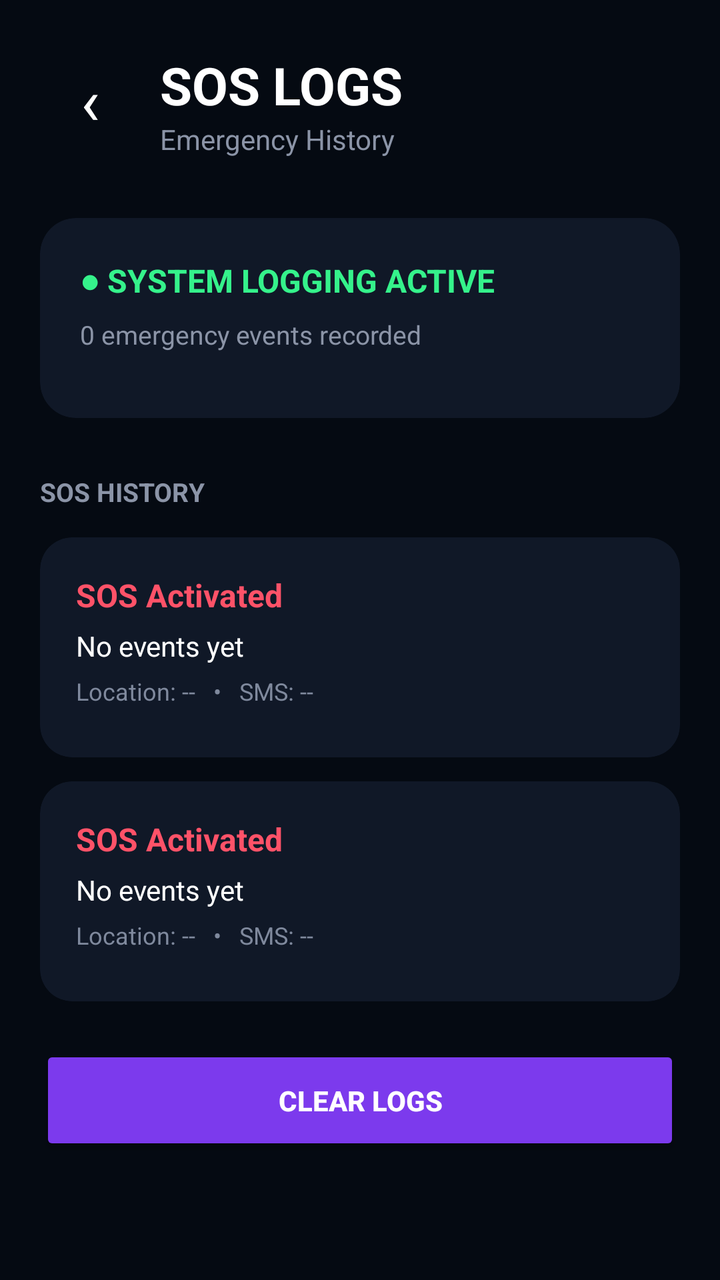
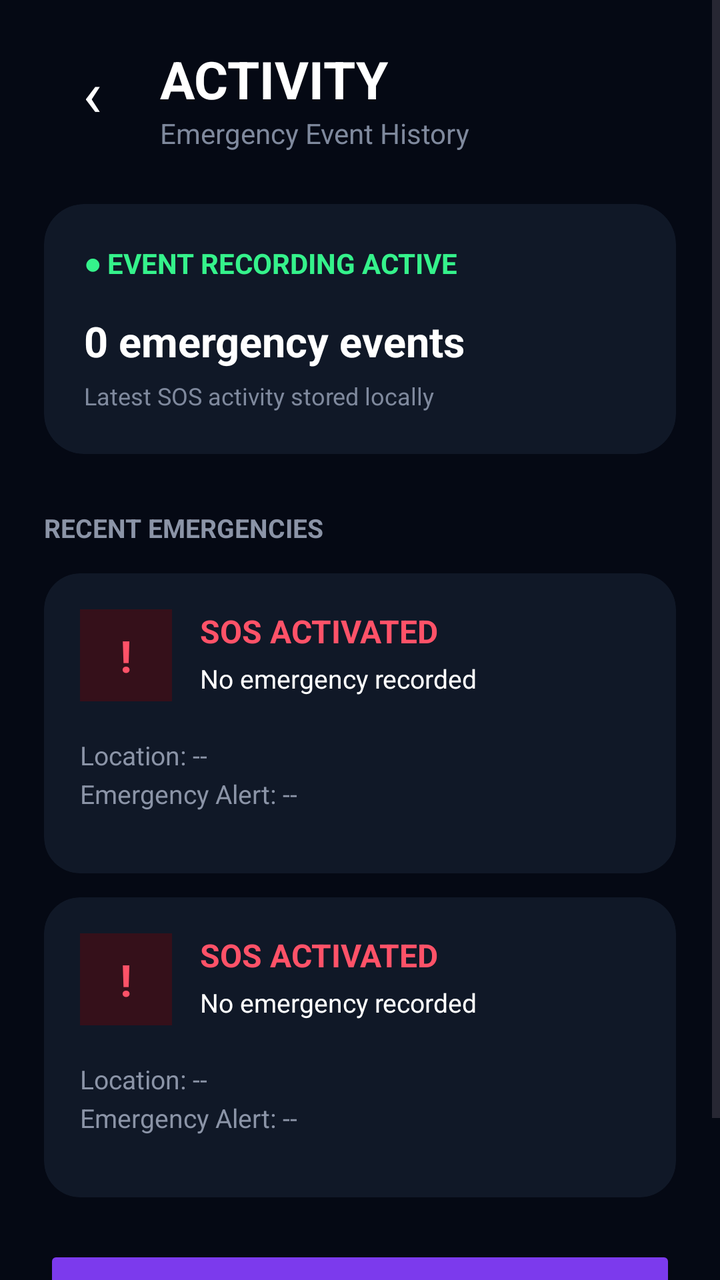

The first picture is an Android layout as it rendered before a commit; the second is the same layout after the commit. The layout source and the unified diff follow.
<!-- AndroidManifest.xml: application theme Theme._24012011230_KhaneshaHimadri_Assignment1_MAD -->
<!-- res/layout/activity_logs.xml -->
<?xml version="1.0" encoding="utf-8"?>
<androidx.constraintlayout.widget.ConstraintLayout
    xmlns:android="http://schemas.android.com/apk/res/android"
    xmlns:app="http://schemas.android.com/apk/res-auto"
    android:layout_width="match_parent"
    android:layout_height="match_parent"
    android:background="#050A12">

    

    <TextView
        android:id="@+id/tvBack"
        android:layout_width="50dp"
        android:layout_height="50dp"
        android:layout_marginStart="20dp"
        android:layout_marginTop="25dp"
        android:gravity="center"
        android:text="‹"
        android:textColor="#FFFFFF"
        android:textSize="32sp"
        android:clickable="true"
        android:focusable="true"
        app:layout_constraintStart_toStartOf="parent"
        app:layout_constraintTop_toTopOf="parent" />

    <TextView
        android:id="@+id/tvLogsTitle"
        android:layout_width="wrap_content"
        android:layout_height="wrap_content"
        android:layout_marginStart="10dp"
        android:text="SOS LOGS"
        android:textColor="#FFFFFF"
        android:textSize="26sp"
        android:textStyle="bold"
        app:layout_constraintStart_toEndOf="@id/tvBack"
        app:layout_constraintTop_toTopOf="@id/tvBack" />

    <TextView
        android:id="@+id/tvLogsSubtitle"
        android:layout_width="wrap_content"
        android:layout_height="wrap_content"
        android:text="Emergency History"
        android:textColor="#8B94A7"
        android:textSize="14sp"
        app:layout_constraintStart_toStartOf="@id/tvLogsTitle"
        app:layout_constraintTop_toBottomOf="@id/tvLogsTitle" />

    

    <androidx.cardview.widget.CardView
        android:id="@+id/cardLogStatus"
        android:layout_width="0dp"
        android:layout_height="100dp"
        android:layout_marginStart="20dp"
        android:layout_marginEnd="20dp"
        android:layout_marginTop="30dp"
        app:cardBackgroundColor="#101827"
        app:cardCornerRadius="18dp"
        app:cardElevation="0dp"
        app:layout_constraintStart_toStartOf="parent"
        app:layout_constraintEnd_toEndOf="parent"
        app:layout_constraintTop_toBottomOf="@id/tvLogsSubtitle">

        <androidx.constraintlayout.widget.ConstraintLayout
            android:layout_width="match_parent"
            android:layout_height="match_parent"
            android:padding="20dp">

            <TextView
                android:id="@+id/tvLogStatus"
                android:layout_width="wrap_content"
                android:layout_height="wrap_content"
                android:text="● SYSTEM LOGGING ACTIVE"
                android:textColor="#35F28B"
                android:textSize="16sp"
                android:textStyle="bold"
                app:layout_constraintStart_toStartOf="parent"
                app:layout_constraintTop_toTopOf="parent" />

            <TextView
                android:id="@+id/tvLogCount"
                android:layout_width="wrap_content"
                android:layout_height="wrap_content"
                android:layout_marginTop="7dp"
                android:text="0 emergency events recorded"
                android:textColor="#8B94A7"
                android:textSize="13sp"
                app:layout_constraintStart_toStartOf="parent"
                app:layout_constraintTop_toBottomOf="@id/tvLogStatus" />

        </androidx.constraintlayout.widget.ConstraintLayout>

    </androidx.cardview.widget.CardView>

    

    <TextView
        android:id="@+id/tvHistoryTitle"
        android:layout_width="wrap_content"
        android:layout_height="wrap_content"
        android:layout_marginStart="20dp"
        android:layout_marginTop="28dp"
        android:text="SOS HISTORY"
        android:textColor="#8B94A7"
        android:textSize="13sp"
        android:textStyle="bold"
        app:layout_constraintStart_toStartOf="parent"
        app:layout_constraintTop_toBottomOf="@id/cardLogStatus" />

    

    <androidx.cardview.widget.CardView
        android:id="@+id/cardLog1"
        android:layout_width="0dp"
        android:layout_height="110dp"
        android:layout_marginStart="20dp"
        android:layout_marginEnd="20dp"
        android:layout_marginTop="14dp"
        app:cardBackgroundColor="#101827"
        app:cardCornerRadius="16dp"
        app:cardElevation="0dp"
        app:layout_constraintStart_toStartOf="parent"
        app:layout_constraintEnd_toEndOf="parent"
        app:layout_constraintTop_toBottomOf="@id/tvHistoryTitle">

        <androidx.constraintlayout.widget.ConstraintLayout
            android:layout_width="match_parent"
            android:layout_height="match_parent"
            android:padding="18dp">

            <TextView
                android:id="@+id/tvLog1Title"
                android:layout_width="wrap_content"
                android:layout_height="wrap_content"
                android:text="SOS Activated"
                android:textColor="#FF5268"
                android:textSize="16sp"
                android:textStyle="bold"
                app:layout_constraintStart_toStartOf="parent"
                app:layout_constraintTop_toTopOf="parent" />

            <TextView
                android:id="@+id/tvLog1Date"
                android:layout_width="wrap_content"
                android:layout_height="wrap_content"
                android:layout_marginTop="5dp"
                android:text="No events yet"
                android:textColor="#FFFFFF"
                android:textSize="14sp"
                app:layout_constraintStart_toStartOf="parent"
                app:layout_constraintTop_toBottomOf="@id/tvLog1Title" />

            <TextView
                android:id="@+id/tvLog1Details"
                android:layout_width="wrap_content"
                android:layout_height="wrap_content"
                android:layout_marginTop="5dp"
                android:text="Location: --   •   SMS: --"
                android:textColor="#7F899D"
                android:textSize="12sp"
                app:layout_constraintStart_toStartOf="parent"
                app:layout_constraintTop_toBottomOf="@id/tvLog1Date" />

        </androidx.constraintlayout.widget.ConstraintLayout>

    </androidx.cardview.widget.CardView>

    

    <androidx.cardview.widget.CardView
        android:id="@+id/cardLog2"
        android:layout_width="0dp"
        android:layout_height="110dp"
        android:layout_marginStart="20dp"
        android:layout_marginEnd="20dp"
        android:layout_marginTop="12dp"
        app:cardBackgroundColor="#101827"
        app:cardCornerRadius="16dp"
        app:cardElevation="0dp"
        app:layout_constraintStart_toStartOf="parent"
        app:layout_constraintEnd_toEndOf="parent"
        app:layout_constraintTop_toBottomOf="@id/cardLog1">

        <androidx.constraintlayout.widget.ConstraintLayout
            android:layout_width="match_parent"
            android:layout_height="match_parent"
            android:padding="18dp">

            <TextView
                android:id="@+id/tvLog2Title"
                android:layout_width="wrap_content"
                android:layout_height="wrap_content"
                android:text="SOS Activated"
                android:textColor="#FF5268"
                android:textSize="16sp"
                android:textStyle="bold"
                app:layout_constraintStart_toStartOf="parent"
                app:layout_constraintTop_toTopOf="parent" />

            <TextView
                android:id="@+id/tvLog2Date"
                android:layout_width="wrap_content"
                android:layout_height="wrap_content"
                android:layout_marginTop="5dp"
                android:text="No events yet"
                android:textColor="#FFFFFF"
                android:textSize="14sp"
                app:layout_constraintStart_toStartOf="parent"
                app:layout_constraintTop_toBottomOf="@id/tvLog2Title" />

            <TextView
                android:id="@+id/tvLog2Details"
                android:layout_width="wrap_content"
                android:layout_height="wrap_content"
                android:layout_marginTop="5dp"
                android:text="Location: --   •   SMS: --"
                android:textColor="#7F899D"
                android:textSize="12sp"
                app:layout_constraintStart_toStartOf="parent"
                app:layout_constraintTop_toBottomOf="@id/tvLog2Date" />

        </androidx.constraintlayout.widget.ConstraintLayout>

    </androidx.cardview.widget.CardView>

    

    <Button
        android:id="@+id/btnClearLogs"
        android:layout_width="0dp"
        android:layout_height="55dp"
        android:layout_marginStart="20dp"
        android:layout_marginEnd="20dp"
        android:layout_marginTop="22dp"
        android:backgroundTint="#7C3AED"
        android:text="CLEAR LOGS"
        android:textColor="#FFFFFF"
        android:textSize="14sp"
        android:textStyle="bold"
        app:layout_constraintStart_toStartOf="parent"
        app:layout_constraintEnd_toEndOf="parent"
        app:layout_constraintTop_toBottomOf="@id/cardLog2" />

</androidx.constraintlayout.widget.ConstraintLayout>
<!-- resources referenced by this layout -->
<resources>
  <style name="Theme._24012011230_KhaneshaHimadri_Assignment1_MAD" parent="Base.Theme._24012011230_KhaneshaHimadri_Assignment1_MAD" />
  <style name="Base.Theme._24012011230_KhaneshaHimadri_Assignment1_MAD" parent="Theme.Material3.DayNight.NoActionBar">
          
          
      </style>
</resources>

<!-- the commit's change to res/layout/activity_logs.xml (unified diff, before → after) -->
@@ -1,244 +1,317 @@
 <?xml version="1.0" encoding="utf-8"?>
-<androidx.constraintlayout.widget.ConstraintLayout
+<ScrollView
     xmlns:android="http://schemas.android.com/apk/res/android"
     xmlns:app="http://schemas.android.com/apk/res-auto"
     android:layout_width="match_parent"
     android:layout_height="match_parent"
-    android:background="#050A12">
-
-    
-
-    <TextView
-        android:id="@+id/tvBack"
-        android:layout_width="50dp"
-        android:layout_height="50dp"
-        android:layout_marginStart="20dp"
-        android:layout_marginTop="25dp"
-        android:gravity="center"
-        android:text="‹"
-        android:textColor="#FFFFFF"
-        android:textSize="32sp"
-        android:clickable="true"
-        android:focusable="true"
-        app:layout_constraintStart_toStartOf="parent"
-        app:layout_constraintTop_toTopOf="parent" />
-
-    <TextView
-        android:id="@+id/tvLogsTitle"
-        android:layout_width="wrap_content"
+    android:background="#050914"
+    android:fillViewport="true">
+
+    <androidx.constraintlayout.widget.ConstraintLayout
+        android:layout_width="match_parent"
         android:layout_height="wrap_content"
-        android:layout_marginStart="10dp"
-        android:text="SOS LOGS"
-        android:textColor="#FFFFFF"
-        android:textSize="26sp"
-        android:textStyle="bold"
-        app:layout_constraintStart_toEndOf="@id/tvBack"
-        app:layout_constraintTop_toTopOf="@id/tvBack" />
-
-    <TextView
-        android:id="@+id/tvLogsSubtitle"
-        android:layout_width="wrap_content"
-        android:layout_height="wrap_content"
-        android:text="Emergency History"
-        android:textColor="#8B94A7"
-        android:textSize="14sp"
-        app:layout_constraintStart_toStartOf="@id/tvLogsTitle"
-        app:layout_constraintTop_toBottomOf="@id/tvLogsTitle" />
-
-    
-
-    <androidx.cardview.widget.CardView
-        android:id="@+id/cardLogStatus"
-        android:layout_width="0dp"
-        android:layout_height="100dp"
-        android:layout_marginStart="20dp"
-        android:layout_marginEnd="20dp"
-        android:layout_marginTop="30dp"
-        app:cardBackgroundColor="#101827"
-        app:cardCornerRadius="18dp"
-        app:cardElevation="0dp"
-        app:layout_constraintStart_toStartOf="parent"
-        app:layout_constraintEnd_toEndOf="parent"
-        app:layout_constraintTop_toBottomOf="@id/tvLogsSubtitle">
-
-        <androidx.constraintlayout.widget.ConstraintLayout
-            android:layout_width="match_parent"
-            android:layout_height="match_parent"
-            android:padding="20dp">
-
-            <TextView
-                android:id="@+id/tvLogStatus"
-                android:layout_width="wrap_content"
-                android:layout_height="wrap_content"
-                android:text="● SYSTEM LOGGING ACTIVE"
-                android:textColor="#35F28B"
-                android:textSize="16sp"
-                android:textStyle="bold"
-                app:layout_constraintStart_toStartOf="parent"
-                app:layout_constraintTop_toTopOf="parent" />
-
-            <TextView
-                android:id="@+id/tvLogCount"
-                android:layout_width="wrap_content"
-                android:layout_height="wrap_content"
-                android:layout_marginTop="7dp"
-                android:text="0 emergency events recorded"
-                android:textColor="#8B94A7"
-                android:textSize="13sp"
-                app:layout_constraintStart_toStartOf="parent"
-                app:layout_constraintTop_toBottomOf="@id/tvLogStatus" />
-
-        </androidx.constraintlayout.widget.ConstraintLayout>
-
-    </androidx.cardview.widget.CardView>
-
-    
-
-    <TextView
-        android:id="@+id/tvHistoryTitle"
-        android:layout_width="wrap_content"
-        android:layout_height="wrap_content"
-        android:layout_marginStart="20dp"
-        android:layout_marginTop="28dp"
-        android:text="SOS HISTORY"
-        android:textColor="#8B94A7"
-        android:textSize="13sp"
-        android:textStyle="bold"
-        app:layout_constraintStart_toStartOf="parent"
-        app:layout_constraintTop_toBottomOf="@id/cardLogStatus" />
-
-    
-
-    <androidx.cardview.widget.CardView
-        android:id="@+id/cardLog1"
-        android:layout_width="0dp"
-        android:layout_height="110dp"
-        android:layout_marginStart="20dp"
-        android:layout_marginEnd="20dp"
-        android:layout_marginTop="14dp"
-        app:cardBackgroundColor="#101827"
-        app:cardCornerRadius="16dp"
-        app:cardElevation="0dp"
-        app:layout_constraintStart_toStartOf="parent"
-        app:layout_constraintEnd_toEndOf="parent"
-        app:layout_constraintTop_toBottomOf="@id/tvHistoryTitle">
-
-        <androidx.constraintlayout.widget.ConstraintLayout
-            android:layout_width="match_parent"
-            android:layout_height="match_parent"
-            android:padding="18dp">
-
-            <TextView
-                android:id="@+id/tvLog1Title"
-                android:layout_width="wrap_content"
-                android:layout_height="wrap_content"
-                android:text="SOS Activated"
-                android:textColor="#FF5268"
-                android:textSize="16sp"
-                android:textStyle="bold"
-                app:layout_constraintStart_toStartOf="parent"
-                app:layout_constraintTop_toTopOf="parent" />
-
-            <TextView
-                android:id="@+id/tvLog1Date"
-                android:layout_width="wrap_content"
-                android:layout_height="wrap_content"
-                android:layout_marginTop="5dp"
-                android:text="No events yet"
-                android:textColor="#FFFFFF"
-                android:textSize="14sp"
-                app:layout_constraintStart_toStartOf="parent"
-                app:layout_constraintTop_toBottomOf="@id/tvLog1Title" />
-
-            <TextView
-                android:id="@+id/tvLog1Details"
-                android:layout_width="wrap_content"
-                android:layout_height="wrap_content"
-                android:layout_marginTop="5dp"
-                android:text="Location: --   •   SMS: --"
-                android:textColor="#7F899D"
-                android:textSize="12sp"
-                app:layout_constraintStart_toStartOf="parent"
-                app:layout_constraintTop_toBottomOf="@id/tvLog1Date" />
-
-        </androidx.constraintlayout.widget.ConstraintLayout>
-
-    </androidx.cardview.widget.CardView>
-
-    
-
-    <androidx.cardview.widget.CardView
-        android:id="@+id/cardLog2"
-        android:layout_width="0dp"
-        android:layout_height="110dp"
-        android:layout_marginStart="20dp"
-        android:layout_marginEnd="20dp"
-        android:layout_marginTop="12dp"
-        app:cardBackgroundColor="#101827"
-        app:cardCornerRadius="16dp"
-        app:cardElevation="0dp"
-        app:layout_constraintStart_toStartOf="parent"
-        app:layout_constraintEnd_toEndOf="parent"
-        app:layout_constraintTop_toBottomOf="@id/cardLog1">
-
-        <androidx.constraintlayout.widget.ConstraintLayout
-            android:layout_width="match_parent"
-            android:layout_height="match_parent"
-            android:padding="18dp">
-
-            <TextView
-                android:id="@+id/tvLog2Title"
-                android:layout_width="wrap_content"
-                android:layout_height="wrap_content"
-                android:text="SOS Activated"
-                android:textColor="#FF5268"
-                android:textSize="16sp"
-                android:textStyle="bold"
-                app:layout_constraintStart_toStartOf="parent"
-                app:layout_constraintTop_toTopOf="parent" />
-
-            <TextView
-                android:id="@+id/tvLog2Date"
-                android:layout_width="wrap_content"
-                android:layout_height="wrap_content"
-                android:layout_marginTop="5dp"
-                android:text="No events yet"
-                android:textColor="#FFFFFF"
-                android:textSize="14sp"
-                app:layout_constraintStart_toStartOf="parent"
-                app:layout_constraintTop_toBottomOf="@id/tvLog2Title" />
-
-            <TextView
-                android:id="@+id/tvLog2Details"
-                android:layout_width="wrap_content"
-                android:layout_height="wrap_content"
-                android:layout_marginTop="5dp"
-                android:text="Location: --   •   SMS: --"
-                android:textColor="#7F899D"
-                android:textSize="12sp"
-                app:layout_constraintStart_toStartOf="parent"
-                app:layout_constraintTop_toBottomOf="@id/tvLog2Date" />
-
-        </androidx.constraintlayout.widget.ConstraintLayout>
-
-    </androidx.cardview.widget.CardView>
-
-    
-
-    <Button
-        android:id="@+id/btnClearLogs"
-        android:layout_width="0dp"
-        android:layout_height="55dp"
-        android:layout_marginStart="20dp"
-        android:layout_marginEnd="20dp"
-        android:layout_marginTop="22dp"
-        android:backgroundTint="#7C3AED"
-        android:text="CLEAR LOGS"
-        android:textColor="#FFFFFF"
-        android:textSize="14sp"
-        android:textStyle="bold"
-        app:layout_constraintStart_toStartOf="parent"
-        app:layout_constraintEnd_toEndOf="parent"
-        app:layout_constraintTop_toBottomOf="@id/cardLog2" />
-
-</androidx.constraintlayout.widget.ConstraintLayout>
+        android:padding="22dp">
+
+
+        
+
+        <TextView
+            android:id="@+id/tvBack"
+            android:layout_width="48dp"
+            android:layout_height="48dp"
+            android:gravity="center"
+            android:text="‹"
+            android:textColor="#FFFFFF"
+            android:textSize="32sp"
+            android:clickable="true"
+            android:focusable="true"
+            app:layout_constraintStart_toStartOf="parent"
+            app:layout_constraintTop_toTopOf="parent" />
+
+
+        
+
+        <TextView
+            android:id="@+id/tvLogsTitle"
+            android:layout_width="0dp"
+            android:layout_height="wrap_content"
+            android:layout_marginStart="10dp"
+            android:text="ACTIVITY"
+            android:textColor="#FFFFFF"
+            android:textSize="26sp"
+            android:textStyle="bold"
+            app:layout_constraintStart_toEndOf="@id/tvBack"
+            app:layout_constraintEnd_toEndOf="parent"
+            app:layout_constraintTop_toTopOf="@id/tvBack" />
+
+
+        <TextView
+            android:id="@+id/tvLogsSubtitle"
+            android:layout_width="0dp"
+            android:layout_height="wrap_content"
+            android:layout_marginStart="10dp"
+            android:text="Emergency Event History"
+            android:textColor="#7F899D"
+            android:textSize="14sp"
+            app:layout_constraintStart_toEndOf="@id/tvBack"
+            app:layout_constraintEnd_toEndOf="parent"
+            app:layout_constraintTop_toBottomOf="@id/tvLogsTitle" />
+
+
+        
+
+        <androidx.cardview.widget.CardView
+            android:id="@+id/cardSummary"
+            android:layout_width="0dp"
+            android:layout_height="125dp"
+            android:layout_marginTop="32dp"
+            app:cardBackgroundColor="#101827"
+            app:cardCornerRadius="20dp"
+            app:cardElevation="0dp"
+            app:layout_constraintStart_toStartOf="parent"
+            app:layout_constraintEnd_toEndOf="parent"
+            app:layout_constraintTop_toBottomOf="@id/tvBack">
+
+            <androidx.constraintlayout.widget.ConstraintLayout
+                android:layout_width="match_parent"
+                android:layout_height="match_parent"
+                android:padding="20dp">
+
+
+                <TextView
+                    android:id="@+id/tvSystemStatus"
+                    android:layout_width="wrap_content"
+                    android:layout_height="wrap_content"
+                    android:text="● EVENT RECORDING ACTIVE"
+                    android:textColor="#35F28B"
+                    android:textSize="14sp"
+                    android:textStyle="bold"
+                    app:layout_constraintStart_toStartOf="parent"
+                    app:layout_constraintTop_toTopOf="parent" />
+
+
+                <TextView
+                    android:id="@+id/tvLogCount"
+                    android:layout_width="wrap_content"
+                    android:layout_height="wrap_content"
+                    android:layout_marginTop="15dp"
+                    android:text="0 emergency events"
+                    android:textColor="#FFFFFF"
+                    android:textSize="21sp"
+                    android:textStyle="bold"
+                    app:layout_constraintStart_toStartOf="parent"
+                    app:layout_constraintTop_toBottomOf="@id/tvSystemStatus" />
+
+
+                <TextView
+                    android:id="@+id/tvSummaryInfo"
+                    android:layout_width="wrap_content"
+                    android:layout_height="wrap_content"
+                    android:layout_marginTop="5dp"
+                    android:text="Latest SOS activity stored locally"
+                    android:textColor="#7F899D"
+                    android:textSize="12sp"
+                    app:layout_constraintStart_toStartOf="parent"
+                    app:layout_constraintTop_toBottomOf="@id/tvLogCount" />
+
+            </androidx.constraintlayout.widget.ConstraintLayout>
+
+        </androidx.cardview.widget.CardView>
+
+
+        
+
+        <TextView
+            android:id="@+id/tvHistoryTitle"
+            android:layout_width="wrap_content"
+            android:layout_height="wrap_content"
+            android:layout_marginTop="28dp"
+            android:text="RECENT EMERGENCIES"
+            android:textColor="#8B94A7"
+            android:textSize="13sp"
+            android:textStyle="bold"
+            app:layout_constraintStart_toStartOf="parent"
+            app:layout_constraintTop_toBottomOf="@id/cardSummary" />
+
+
+        
+
+        <androidx.cardview.widget.CardView
+            android:id="@+id/cardLog1"
+            android:layout_width="0dp"
+            android:layout_height="150dp"
+            android:layout_marginTop="14dp"
+            app:cardBackgroundColor="#101827"
+            app:cardCornerRadius="18dp"
+            app:cardElevation="0dp"
+            app:layout_constraintStart_toStartOf="parent"
+            app:layout_constraintEnd_toEndOf="parent"
+            app:layout_constraintTop_toBottomOf="@id/tvHistoryTitle">
+
+            <androidx.constraintlayout.widget.ConstraintLayout
+                android:layout_width="match_parent"
+                android:layout_height="match_parent"
+                android:padding="18dp">
+
+
+                <TextView
+                    android:id="@+id/tvLog1Icon"
+                    android:layout_width="46dp"
+                    android:layout_height="46dp"
+                    android:gravity="center"
+                    android:background="#35101A"
+                    android:text="!"
+                    android:textColor="#FF5268"
+                    android:textSize="22sp"
+                    android:textStyle="bold"
+                    app:layout_constraintStart_toStartOf="parent"
+                    app:layout_constraintTop_toTopOf="parent" />
+
+
+                <TextView
+                    android:id="@+id/tvLog1Title"
+                    android:layout_width="0dp"
+                    android:layout_height="wrap_content"
+                    android:layout_marginStart="14dp"
+                    android:text="SOS ACTIVATED"
+                    android:textColor="#FF5268"
+                    android:textSize="16sp"
+                    android:textStyle="bold"
+                    app:layout_constraintStart_toEndOf="@id/tvLog1Icon"
+                    app:layout_constraintEnd_toEndOf="parent"
+                    app:layout_constraintTop_toTopOf="@id/tvLog1Icon" />
+
+
+                <TextView
+                    android:id="@+id/tvLog1Date"
+                    android:layout_width="0dp"
+                    android:layout_height="wrap_content"
+                    android:layout_marginStart="14dp"
+                    android:layout_marginTop="4dp"
+                    android:text="No emergency recorded"
+                    android:textColor="#FFFFFF"
+                    android:textSize="13sp"
+                    app:layout_constraintStart_toEndOf="@id/tvLog1Icon"
+                    app:layout_constraintEnd_toEndOf="parent"
+                    app:layout_constraintTop_toBottomOf="@id/tvLog1Title" />
+
+
+                <TextView
+                    android:id="@+id/tvLog1Details"
+                    android:layout_width="0dp"
+                    android:layout_height="wrap_content"
+                    android:layout_marginTop="18dp"
+                    android:lineSpacingExtra="4dp"
+                    android:text="Location: --&#10;Emergency Alert: --"
+                    android:textColor="#8B94A7"
+                    android:textSize="13sp"
+                    app:layout_constraintStart_toStartOf="parent"
+                    app:layout_constraintEnd_toEndOf="parent"
+                    app:layout_constraintTop_toBottomOf="@id/tvLog1Icon" />
+
+            </androidx.constraintlayout.widget.ConstraintLayout>
+
+        </androidx.cardview.widget.CardView>
+
+
+        
+
+        <androidx.cardview.widget.CardView
+            android:id="@+id/cardLog2"
+            android:layout_width="0dp"
+            android:layout_height="150dp"
+            android:layout_marginTop="12dp"
+            app:cardBackgroundColor="#101827"
+            app:cardCornerRadius="18dp"
+            app:cardElevation="0dp"
+            app:layout_constraintStart_toStartOf="parent"
+            app:layout_constraintEnd_toEndOf="parent"
+            app:layout_constraintTop_toBottomOf="@id/cardLog1">
+
+            <androidx.constraintlayout.widget.ConstraintLayout
+                android:layout_width="match_parent"
+                android:layout_height="match_parent"
+                android:padding="18dp">
+
+
+                <TextView
+                    android:id="@+id/tvLog2Icon"
+                    android:layout_width="46dp"
+                    android:layout_height="46dp"
+                    android:gravity="center"
+                    android:background="#35101A"
+                    android:text="!"
+                    android:textColor="#FF5268"
+                    android:textSize="22sp"
+                    android:textStyle="bold"
+                    app:layout_constraintStart_toStartOf="parent"
+                    app:layout_constraintTop_toTopOf="parent" />
+
+
+                <TextView
+                    android:id="@+id/tvLog2Title"
+                    android:layout_width="0dp"
+                    android:layout_height="wrap_content"
+                    android:layout_marginStart="14dp"
+                    android:text="SOS ACTIVATED"
+                    android:textColor="#FF5268"
+                    android:textSize="16sp"
+                    android:textStyle="bold"
+                    app:layout_constraintStart_toEndOf="@id/tvLog2Icon"
+                    app:layout_constraintEnd_toEndOf="parent"
+                    app:layout_constraintTop_toTopOf="@id/tvLog2Icon" />
+
+
+                <TextView
+                    android:id="@+id/tvLog2Date"
+                    android:layout_width="0dp"
+                    android:layout_height="wrap_content"
+                    android:layout_marginStart="14dp"
+                    android:layout_marginTop="4dp"
+                    android:text="No emergency recorded"
+                    android:textColor="#FFFFFF"
+                    android:textSize="13sp"
+                    app:layout_constraintStart_toEndOf="@id/tvLog2Icon"
+                    app:layout_constraintEnd_toEndOf="parent"
+                    app:layout_constraintTop_toBottomOf="@id/tvLog2Title" />
+
+
+                <TextView
+                    android:id="@+id/tvLog2Details"
+                    android:layout_width="0dp"
+                    android:layout_height="wrap_content"
+                    android:layout_marginTop="18dp"
+                    android:lineSpacingExtra="4dp"
+                    android:text="Location: --&#10;Emergency Alert: --"
+                    android:textColor="#8B94A7"
+                    android:textSize="13sp"
+                    app:layout_constraintStart_toStartOf="parent"
+                    app:layout_constraintEnd_toEndOf="parent"
+                    app:layout_constraintTop_toBottomOf="@id/tvLog2Icon" />
+
+            </androidx.constraintlayout.widget.ConstraintLayout>
+
+        </androidx.cardview.widget.CardView>
+
+
+        
+
+        <Button
+            android:id="@+id/btnClearLogs"
+            android:layout_width="0dp"
+            android:layout_height="58dp"
+            android:layout_marginTop="24dp"
+            android:layout_marginBottom="30dp"
+            android:text="CLEAR EMERGENCY HISTORY"
+            android:textColor="#FFFFFF"
+            android:textSize="13sp"
+            android:textStyle="bold"
+            android:backgroundTint="#7C3AED"
+            app:layout_constraintStart_toStartOf="parent"
+            app:layout_constraintEnd_toEndOf="parent"
+            app:layout_constraintTop_toBottomOf="@id/cardLog2"
+            app:layout_constraintBottom_toBottomOf="parent" />
+
+    </androidx.constraintlayout.widget.ConstraintLayout>
+
+</ScrollView>
